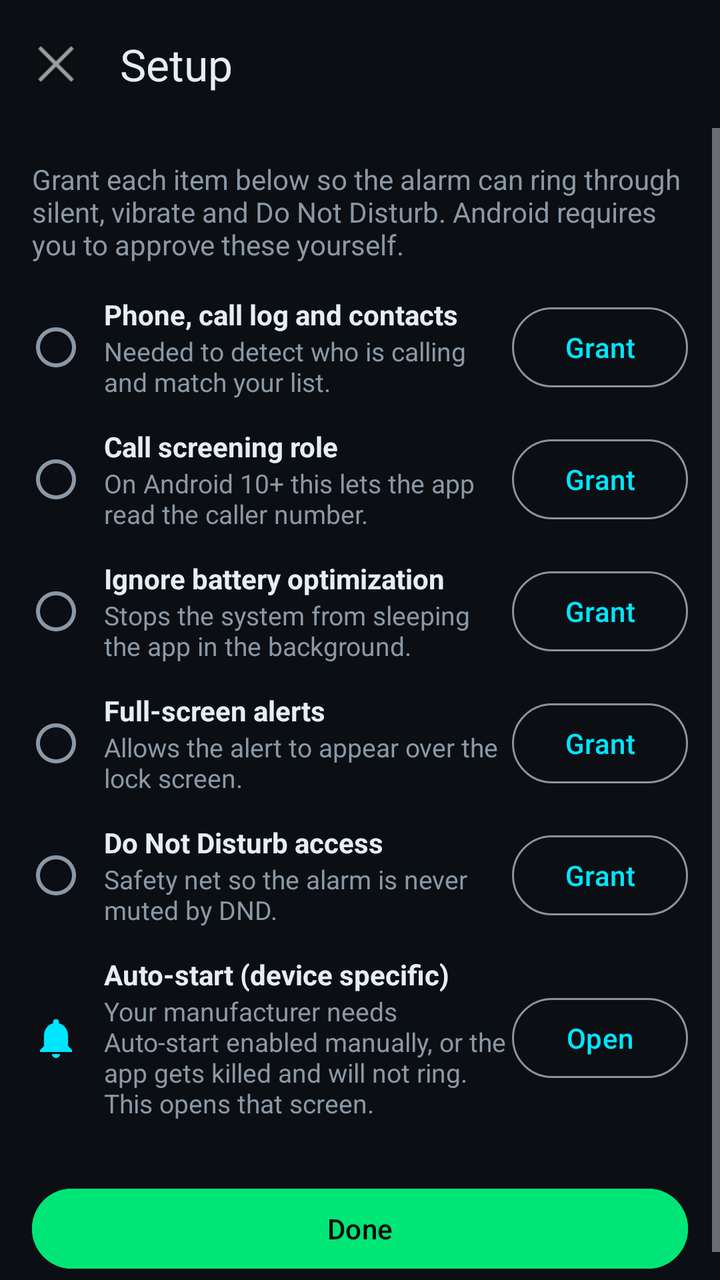
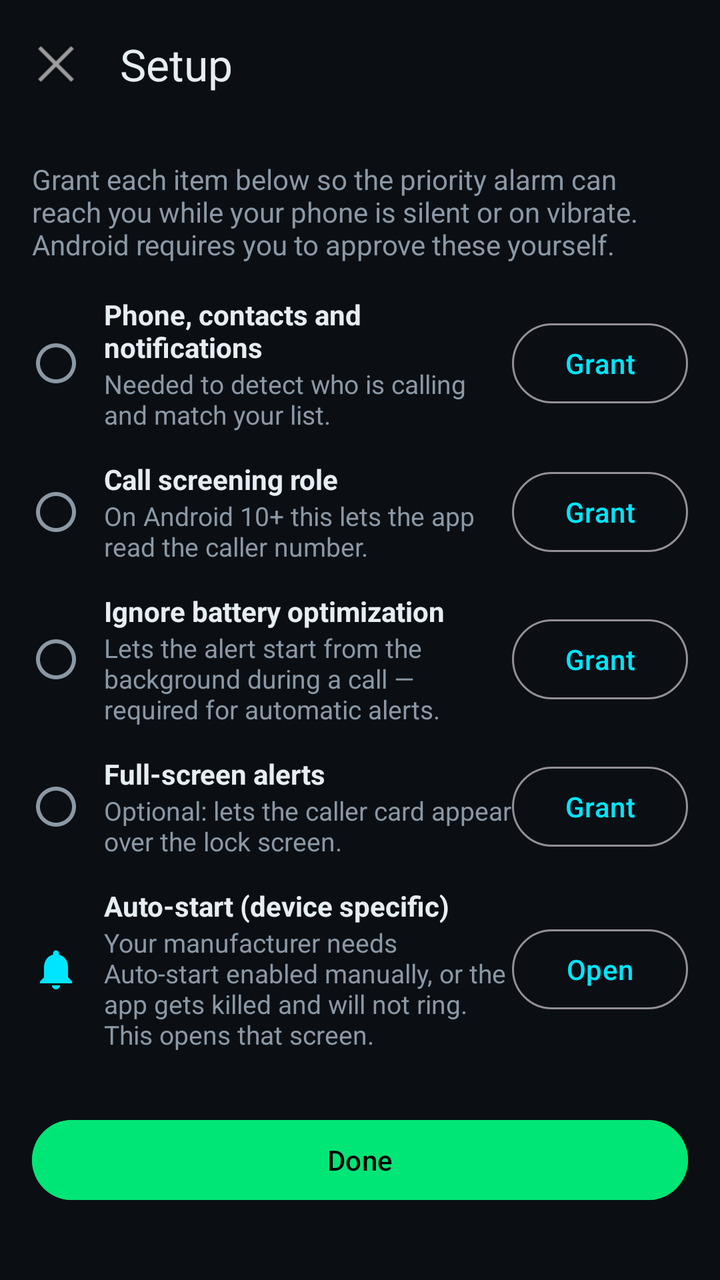

Before-and-after screenshots of an Android layout around one commit, followed by the original layout XML and the change that was made.
<!-- AndroidManifest.xml: application theme Theme.LeviRinger -->
<!-- res/layout/activity_onboarding.xml -->
<?xml version="1.0" encoding="utf-8"?>
<LinearLayout xmlns:android="http://schemas.android.com/apk/res/android"
    xmlns:app="http://schemas.android.com/apk/res-auto"
    android:layout_width="match_parent"
    android:layout_height="match_parent"
    android:background="@color/bg"
    android:orientation="vertical">

    <com.google.android.material.appbar.MaterialToolbar
        android:id="@+id/toolbar"
        android:layout_width="match_parent"
        android:layout_height="?attr/actionBarSize"
        app:navigationIcon="@android:drawable/ic_menu_close_clear_cancel"
        app:title="@string/onboarding_title"
        app:titleTextColor="@color/on_bg" />

    <ScrollView
        android:layout_width="match_parent"
        android:layout_height="match_parent">

        <LinearLayout
            android:layout_width="match_parent"
            android:layout_height="wrap_content"
            android:orientation="vertical"
            android:padding="16dp">

            <TextView
                android:layout_width="match_parent"
                android:layout_height="wrap_content"
                android:layout_marginBottom="16dp"
                android:text="@string/onboarding_intro"
                android:textColor="@color/on_surface_muted" />

            
            <LinearLayout
                android:layout_width="match_parent"
                android:layout_height="wrap_content"
                android:layout_marginBottom="14dp"
                android:gravity="center_vertical"
                android:orientation="horizontal">

                <ImageView
                    android:id="@+id/tickPerms"
                    android:layout_width="24dp"
                    android:layout_height="24dp"
                    android:contentDescription="@null"
                    android:src="@drawable/ic_pending" />

                <LinearLayout
                    android:layout_width="0dp"
                    android:layout_height="wrap_content"
                    android:layout_marginStart="12dp"
                    android:layout_weight="1"
                    android:orientation="vertical">

                    <TextView
                        android:layout_width="match_parent"
                        android:layout_height="wrap_content"
                        android:text="@string/perm_runtime_title"
                        android:textColor="@color/on_bg"
                        android:textStyle="bold" />

                    <TextView
                        android:layout_width="match_parent"
                        android:layout_height="wrap_content"
                        android:text="@string/perm_runtime_desc"
                        android:textColor="@color/on_surface_muted"
                        android:textSize="13sp" />
                </LinearLayout>

                <com.google.android.material.button.MaterialButton
                    android:id="@+id/btnPerms"
                    style="@style/Widget.Material3.Button.OutlinedButton"
                    android:layout_width="wrap_content"
                    android:layout_height="wrap_content"
                    android:text="@string/grant" />
            </LinearLayout>

            
            <LinearLayout
                android:id="@+id/rowRole"
                android:layout_width="match_parent"
                android:layout_height="wrap_content"
                android:layout_marginBottom="14dp"
                android:gravity="center_vertical"
                android:orientation="horizontal">

                <ImageView
                    android:id="@+id/tickRole"
                    android:layout_width="24dp"
                    android:layout_height="24dp"
                    android:contentDescription="@null"
                    android:src="@drawable/ic_pending" />

                <LinearLayout
                    android:layout_width="0dp"
                    android:layout_height="wrap_content"
                    android:layout_marginStart="12dp"
                    android:layout_weight="1"
                    android:orientation="vertical">

                    <TextView
                        android:layout_width="match_parent"
                        android:layout_height="wrap_content"
                        android:text="@string/perm_role_title"
                        android:textColor="@color/on_bg"
                        android:textStyle="bold" />

                    <TextView
                        android:layout_width="match_parent"
                        android:layout_height="wrap_content"
                        android:text="@string/perm_role_desc"
                        android:textColor="@color/on_surface_muted"
                        android:textSize="13sp" />
                </LinearLayout>

                <com.google.android.material.button.MaterialButton
                    android:id="@+id/btnRole"
                    style="@style/Widget.Material3.Button.OutlinedButton"
                    android:layout_width="wrap_content"
                    android:layout_height="wrap_content"
                    android:text="@string/grant" />
            </LinearLayout>

            
            <LinearLayout
                android:layout_width="match_parent"
                android:layout_height="wrap_content"
                android:layout_marginBottom="14dp"
                android:gravity="center_vertical"
                android:orientation="horizontal">

                <ImageView
                    android:id="@+id/tickBattery"
                    android:layout_width="24dp"
                    android:layout_height="24dp"
                    android:contentDescription="@null"
                    android:src="@drawable/ic_pending" />

                <LinearLayout
                    android:layout_width="0dp"
                    android:layout_height="wrap_content"
                    android:layout_marginStart="12dp"
                    android:layout_weight="1"
                    android:orientation="vertical">

                    <TextView
                        android:layout_width="match_parent"
                        android:layout_height="wrap_content"
                        android:text="@string/perm_battery_title"
                        android:textColor="@color/on_bg"
                        android:textStyle="bold" />

                    <TextView
                        android:layout_width="match_parent"
                        android:layout_height="wrap_content"
                        android:text="@string/perm_battery_desc"
                        android:textColor="@color/on_surface_muted"
                        android:textSize="13sp" />
                </LinearLayout>

                <com.google.android.material.button.MaterialButton
                    android:id="@+id/btnBattery"
                    style="@style/Widget.Material3.Button.OutlinedButton"
                    android:layout_width="wrap_content"
                    android:layout_height="wrap_content"
                    android:text="@string/grant" />
            </LinearLayout>

            
            <LinearLayout
                android:id="@+id/rowFullscreen"
                android:layout_width="match_parent"
                android:layout_height="wrap_content"
                android:layout_marginBottom="14dp"
                android:gravity="center_vertical"
                android:orientation="horizontal">

                <ImageView
                    android:id="@+id/tickFullscreen"
                    android:layout_width="24dp"
                    android:layout_height="24dp"
                    android:contentDescription="@null"
                    android:src="@drawable/ic_pending" />

                <LinearLayout
                    android:layout_width="0dp"
                    android:layout_height="wrap_content"
                    android:layout_marginStart="12dp"
                    android:layout_weight="1"
                    android:orientation="vertical">

                    <TextView
                        android:layout_width="match_parent"
                        android:layout_height="wrap_content"
                        android:text="@string/perm_fullscreen_title"
                        android:textColor="@color/on_bg"
                        android:textStyle="bold" />

                    <TextView
                        android:layout_width="match_parent"
                        android:layout_height="wrap_content"
                        android:text="@string/perm_fullscreen_desc"
                        android:textColor="@color/on_surface_muted"
                        android:textSize="13sp" />
                </LinearLayout>

                <com.google.android.material.button.MaterialButton
                    android:id="@+id/btnFullscreen"
                    style="@style/Widget.Material3.Button.OutlinedButton"
                    android:layout_width="wrap_content"
                    android:layout_height="wrap_content"
                    android:text="@string/grant" />
            </LinearLayout>

            
            <LinearLayout
                android:layout_width="match_parent"
                android:layout_height="wrap_content"
                android:layout_marginBottom="14dp"
                android:gravity="center_vertical"
                android:orientation="horizontal">

                <ImageView
                    android:id="@+id/tickDnd"
                    android:layout_width="24dp"
                    android:layout_height="24dp"
                    android:contentDescription="@null"
                    android:src="@drawable/ic_pending" />

                <LinearLayout
                    android:layout_width="0dp"
                    android:layout_height="wrap_content"
                    android:layout_marginStart="12dp"
                    android:layout_weight="1"
                    android:orientation="vertical">

                    <TextView
                        android:layout_width="match_parent"
                        android:layout_height="wrap_content"
                        android:text="@string/perm_dnd_title"
                        android:textColor="@color/on_bg"
                        android:textStyle="bold" />

                    <TextView
                        android:layout_width="match_parent"
                        android:layout_height="wrap_content"
                        android:text="@string/perm_dnd_desc"
                        android:textColor="@color/on_surface_muted"
                        android:textSize="13sp" />
                </LinearLayout>

                <com.google.android.material.button.MaterialButton
                    android:id="@+id/btnDnd"
                    style="@style/Widget.Material3.Button.OutlinedButton"
                    android:layout_width="wrap_content"
                    android:layout_height="wrap_content"
                    android:text="@string/grant" />
            </LinearLayout>

            
            <LinearLayout
                android:id="@+id/rowAutostart"
                android:layout_width="match_parent"
                android:layout_height="wrap_content"
                android:layout_marginBottom="14dp"
                android:gravity="center_vertical"
                android:orientation="horizontal">

                <ImageView
                    android:layout_width="24dp"
                    android:layout_height="24dp"
                    android:contentDescription="@null"
                    android:src="@drawable/ic_ring"
                    app:tint="@color/neon" />

                <LinearLayout
                    android:layout_width="0dp"
                    android:layout_height="wrap_content"
                    android:layout_marginStart="12dp"
                    android:layout_weight="1"
                    android:orientation="vertical">

                    <TextView
                        android:layout_width="match_parent"
                        android:layout_height="wrap_content"
                        android:text="@string/perm_autostart_title"
                        android:textColor="@color/on_bg"
                        android:textStyle="bold" />

                    <TextView
                        android:layout_width="match_parent"
                        android:layout_height="wrap_content"
                        android:text="@string/perm_autostart_desc"
                        android:textColor="@color/on_surface_muted"
                        android:textSize="13sp" />
                </LinearLayout>

                <com.google.android.material.button.MaterialButton
                    android:id="@+id/btnAutostart"
                    style="@style/Widget.Material3.Button.OutlinedButton"
                    android:layout_width="wrap_content"
                    android:layout_height="wrap_content"
                    android:text="@string/open" />
            </LinearLayout>

            <com.google.android.material.button.MaterialButton
                android:id="@+id/btnDone"
                android:layout_width="match_parent"
                android:layout_height="wrap_content"
                android:layout_marginTop="16dp"
                android:backgroundTint="@color/accent_green"
                android:text="@string/done"
                android:textColor="@color/black" />
        </LinearLayout>
    </ScrollView>
</LinearLayout>
<!-- resources referenced by this layout -->
<resources>
  <color name="accent_green">#00E676</color>
  <color name="bg">#0B0F14</color>
  <color name="black">#000000</color>
  <color name="neon">#00E5FF</color>
  <color name="on_bg">#E6EDF3</color>
  <color name="on_surface_muted">#8B98A5</color>
  <!-- drawable ic_pending (drawable) -->
  <vector xmlns:android="http://schemas.android.com/apk/res/android"
      android:width="24dp"
      android:height="24dp"
      android:viewportWidth="24"
      android:viewportHeight="24">
      <path
          android:fillColor="#8B98A5"
          android:pathData="M12,2C6.48,2 2,6.48 2,12s4.48,10 10,10 10,-4.48 10,-10S17.52,2 12,2zM12,20c-4.42,0 -8,-3.58 -8,-8s3.58,-8 8,-8 8,3.58 8,8 -3.58,8 -8,8z" />
  </vector>
  <!-- drawable ic_ring (drawable) -->
  <vector xmlns:android="http://schemas.android.com/apk/res/android"
      android:width="24dp"
      android:height="24dp"
      android:viewportWidth="24"
      android:viewportHeight="24"
      android:tint="@android:color/white">
      <path
          android:fillColor="@android:color/white"
          android:pathData="M12,22c1.1,0 2,-0.9 2,-2h-4c0,1.1 0.89,2 2,2zM18,16v-5c0,-3.07 -1.64,-5.64 -4.5,-6.32L13.5,4c0,-0.83 -0.67,-1.5 -1.5,-1.5s-1.5,0.67 -1.5,1.5v0.68C7.63,5.36 6,7.92 6,11v5l-2,2v1h16v-1l-2,-2z" />
  </vector>
  <string name="done">Done</string>
  <string name="grant">Grant</string>
  <string name="onboarding_intro">Grant each item below so the alarm can ring through silent, vibrate and Do Not Disturb. Android requires you to approve these yourself.</string>
  <string name="onboarding_title">Setup</string>
  <string name="open">Open</string>
  <string name="perm_autostart_desc">Your manufacturer needs Auto-start enabled manually, or the app gets killed and will not ring. This opens that screen.</string>
  <string name="perm_autostart_title">Auto-start (device specific)</string>
  <string name="perm_battery_desc">Stops the system from sleeping the app in the background.</string>
  <string name="perm_battery_title">Ignore battery optimization</string>
  <string name="perm_dnd_desc">Safety net so the alarm is never muted by DND.</string>
  <string name="perm_dnd_title">Do Not Disturb access</string>
  <string name="perm_fullscreen_desc">Allows the alert to appear over the lock screen.</string>
  <string name="perm_fullscreen_title">Full-screen alerts</string>
  <string name="perm_role_desc">On Android 10+ this lets the app read the caller number.</string>
  <string name="perm_role_title">Call screening role</string>
  <string name="perm_runtime_desc">Needed to detect who is calling and match your list.</string>
  <string name="perm_runtime_title">Phone, call log and contacts</string>
  <style name="Theme.LeviRinger" parent="Theme.Material3.Dark.NoActionBar">
          <item name="colorPrimary">@color/neon</item>
          <item name="colorOnPrimary">@color/black</item>
          <item name="colorSecondary">@color/accent_green</item>
          <item name="colorOnSecondary">@color/black</item>
          <item name="android:colorBackground">@color/bg</item>
          <item name="colorSurface">@color/surface</item>
          <item name="colorSurfaceVariant">@color/surface_variant</item>
          <item name="colorOnSurface">@color/on_bg</item>
          <item name="colorError">@color/danger</item>
          <item name="android:statusBarColor">@color/bg</item>
          <item name="android:navigationBarColor">@color/bg</item>
          <item name="android:windowBackground">@color/bg</item>
      </style>
  <color name="surface">#121821</color>
  <color name="surface_variant">#1B2430</color>
  <color name="danger">#FF5252</color>
</resources>

<!-- the commit's change to res/layout/activity_onboarding.xml (unified diff, before → after) -->
@@ -122,6 +122,16 @@
                     android:text="@string/grant" />
             </LinearLayout>
 
+            <TextView
+                android:id="@+id/txtRoleUnsupported"
+                android:layout_width="match_parent"
+                android:layout_height="wrap_content"
+                android:layout_marginBottom="14dp"
+                android:text="@string/role_unavailable"
+                android:textColor="@color/on_surface_muted"
+                android:textSize="13sp"
+                android:visibility="gone" />
+
             
             <LinearLayout
                 android:layout_width="match_parent"
@@ -207,51 +217,6 @@
 
                 <com.google.android.material.button.MaterialButton
                     android:id="@+id/btnFullscreen"
-                    style="@style/Widget.Material3.Button.OutlinedButton"
-                    android:layout_width="wrap_content"
-                    android:layout_height="wrap_content"
-                    android:text="@string/grant" />
-            </LinearLayout>
-
-            
-            <LinearLayout
-                android:layout_width="match_parent"
-                android:layout_height="wrap_content"
-                android:layout_marginBottom="14dp"
-                android:gravity="center_vertical"
-                android:orientation="horizontal">
-
-                <ImageView
-                    android:id="@+id/tickDnd"
-                    android:layout_width="24dp"
-                    android:layout_height="24dp"
-                    android:contentDescription="@null"
-                    android:src="@drawable/ic_pending" />
-
-                <LinearLayout
-                    android:layout_width="0dp"
-                    android:layout_height="wrap_content"
-                    android:layout_marginStart="12dp"
-                    android:layout_weight="1"
-                    android:orientation="vertical">
-
-                    <TextView
-                        android:layout_width="match_parent"
-                        android:layout_height="wrap_content"
-                        android:text="@string/perm_dnd_title"
-                        android:textColor="@color/on_bg"
-                        android:textStyle="bold" />
-
-                    <TextView
-                        android:layout_width="match_parent"
-                        android:layout_height="wrap_content"
-                        android:text="@string/perm_dnd_desc"
-                        android:textColor="@color/on_surface_muted"
-                        android:textSize="13sp" />
-                </LinearLayout>
-
-                <com.google.android.material.button.MaterialButton
-                    android:id="@+id/btnDnd"
                     style="@style/Widget.Material3.Button.OutlinedButton"
                     android:layout_width="wrap_content"
                     android:layout_height="wrap_content"
<!-- resource entries referenced after the edit -->
@@ -29,21 +29,20 @@
   </vector>
   <string name="done">Done</string>
   <string name="grant">Grant</string>
-  <string name="onboarding_intro">Grant each item below so the alarm can ring through silent, vibrate and Do Not Disturb. Android requires you to approve these yourself.</string>
+  <string name="onboarding_intro">Grant each item below so the priority alarm can reach you while your phone is silent or on vibrate. Android requires you to approve these yourself.</string>
   <string name="onboarding_title">Setup</string>
   <string name="open">Open</string>
   <string name="perm_autostart_desc">Your manufacturer needs Auto-start enabled manually, or the app gets killed and will not ring. This opens that screen.</string>
   <string name="perm_autostart_title">Auto-start (device specific)</string>
-  <string name="perm_battery_desc">Stops the system from sleeping the app in the background.</string>
+  <string name="perm_battery_desc">Lets the alert start from the background during a call — required for automatic alerts.</string>
   <string name="perm_battery_title">Ignore battery optimization</string>
-  <string name="perm_dnd_desc">Safety net so the alarm is never muted by DND.</string>
-  <string name="perm_dnd_title">Do Not Disturb access</string>
-  <string name="perm_fullscreen_desc">Allows the alert to appear over the lock screen.</string>
+  <string name="perm_fullscreen_desc">Optional: lets the caller card appear over the lock screen.</string>
   <string name="perm_fullscreen_title">Full-screen alerts</string>
   <string name="perm_role_desc">On Android 10+ this lets the app read the caller number.</string>
   <string name="perm_role_title">Call screening role</string>
   <string name="perm_runtime_desc">Needed to detect who is calling and match your list.</string>
-  <string name="perm_runtime_title">Phone, call log and contacts</string>
+  <string name="perm_runtime_title">Phone, contacts and notifications</string>
+  <string name="role_unavailable">Not supported on this phone</string>
   <style name="Theme.LeviRinger" parent="Theme.Material3.Dark.NoActionBar">
           <item name="colorPrimary">@color/neon</item>
           <item name="colorOnPrimary">@color/black</item>
